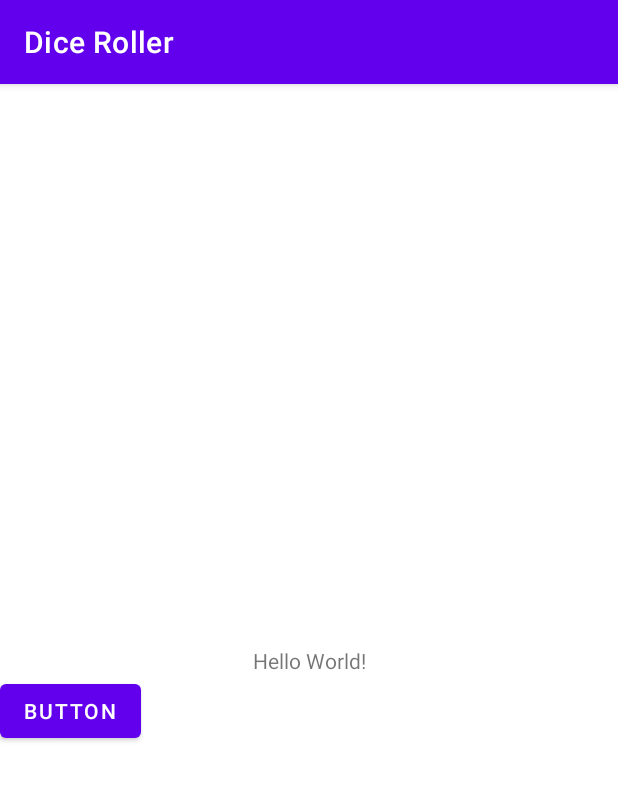
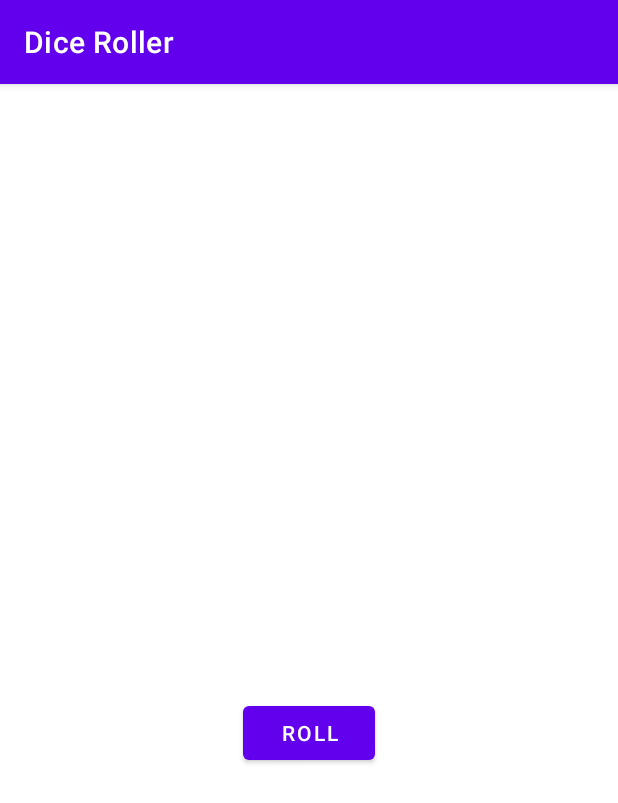
Before and after one commit to Don-TheDev/AndroidBasics, an Android app: the screen it shows after launch (MainActivity), on a phone screen of 412 x 824 dp. Shown: the top 803 px of the screen. Run offline under Robolectric (Android 15) with nearby library versions, the phone set to English and light mode, and no system bars.

Commit message:
layout changes

```diff
--- a/DiceRoller/app/src/main/res/layout/activity_main.xml
+++ b/DiceRoller/app/src/main/res/layout/activity_main.xml
@@ -10,18 +10,20 @@
         android:id="@+id/textView"
         android:layout_width="wrap_content"
         android:layout_height="wrap_content"
-        android:text="Hello World!"
+        android:textSize="36sp"
         app:layout_constraintBottom_toBottomOf="parent"
         app:layout_constraintLeft_toLeftOf="parent"
         app:layout_constraintRight_toRightOf="parent"
-        app:layout_constraintTop_toTopOf="parent" />
+        app:layout_constraintTop_toTopOf="parent"
+        tools:text="1" />
 
     <Button
         android:id="@+id/button"
         android:layout_width="wrap_content"
         android:layout_height="wrap_content"
-        android:text="Button"
-        app:layout_constraintTop_toBottomOf="@+id/textView"
-        tools:layout_editor_absoluteX="158dp" />
+        android:text="@string/roll"
+        app:layout_constraintEnd_toEndOf="parent"
+        app:layout_constraintStart_toStartOf="parent"
+        app:layout_constraintTop_toBottomOf="@+id/textView" />
 
 </androidx.constraintlayout.widget.ConstraintLayout>
--- a/DiceRoller/app/src/main/res/values/strings.xml
+++ b/DiceRoller/app/src/main/res/values/strings.xml
@@ -1,3 +1,4 @@
 <resources>
     <string name="app_name">Dice Roller</string>
+    <string name="roll">Roll</string>
 </resources>
```
